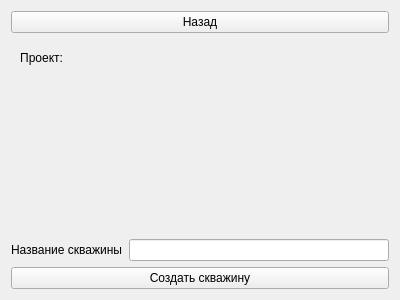
Old version of the form resources/ui/NewWellForm.ui in the repository StellarCampfire/GeoPhoto.
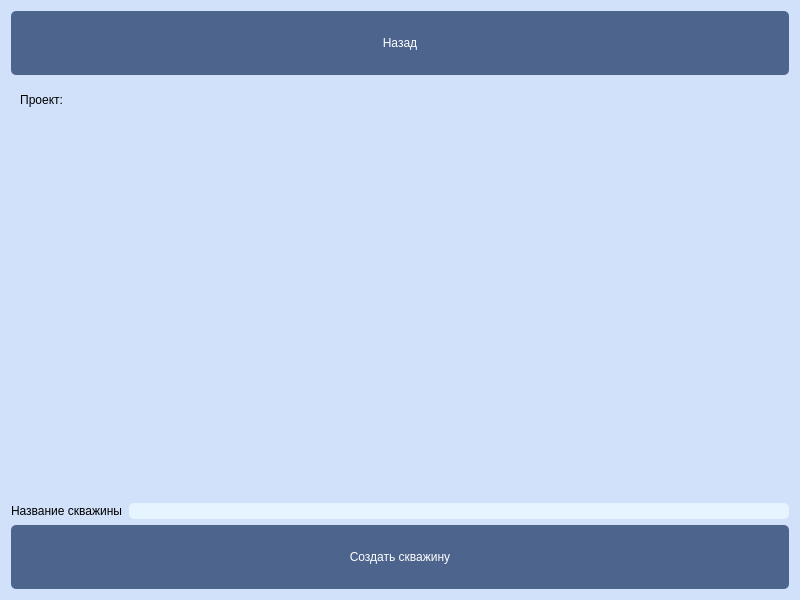
New version of the form.

Patch:
```diff
--- a/resources/ui/NewWellForm.ui
+++ b/resources/ui/NewWellForm.ui
@@ -6,13 +6,49 @@
    <rect>
     <x>0</x>
     <y>0</y>
-    <width>400</width>
-    <height>300</height>
+    <width>800</width>
+    <height>600</height>
    </rect>
   </property>
   <property name="windowTitle">
    <string>Form</string>
   </property>
+  <property name="styleSheet">
+   <string notr="true">QLabel {
+	text-align: center;
+	font: 57 16pt &quot;Sono Medium&quot;;
+}
+
+QWidget {
+    background-color: rgb(208, 225, 249);
+}
+
+QPushButton {
+    background-color: rgb(77, 100, 141);
+
+    color: white;
+    border-radius: 5px;
+	padding: 25;
+	font: 57 18pt &quot;Sono Medium&quot;;
+}
+
+QPushButton:focus {
+    background-color: rgb(40, 54, 85);
+
+    color: white;
+    border-radius: 5px;
+	padding: 25;
+	font: 57 18pt &quot;Sono Medium&quot;;
+}
+
+QLineEdit {
+	text-align: centrel;
+    border: none;
+	border-radius: 5px;
+    background-color: #E6F4FF;
+	font: 57 16pt &quot;Sono Medium&quot;;
+}</string>
+  </property>
   <layout class="QVBoxLayout" name="verticalLayout_4">
    <item>
     <widget class="QPushButton" name="back_button">
```
